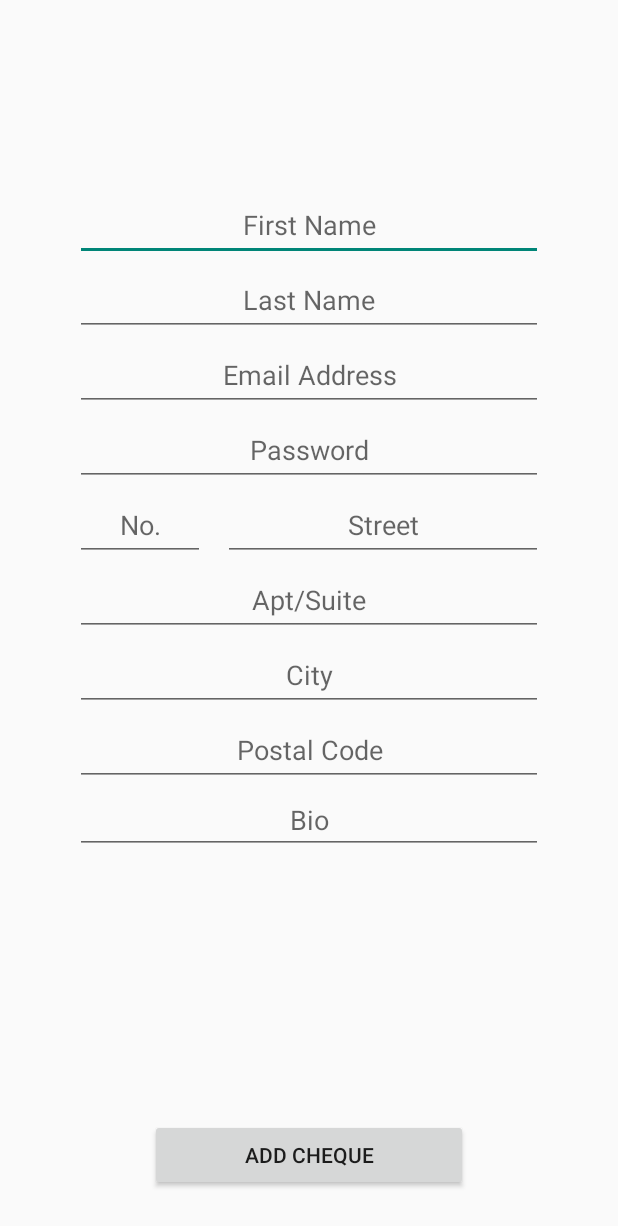
After one commit to Georgin11/Mealer_App, an Android app: the CookRegistration screen opened directly, with no data from a screen before it, on a phone screen of 412 x 824 dp. The commit adds this screen. Shown: the top 1226 px of the screen. Run offline under Robolectric (Android 15) with nearby library versions, the light colour scheme and no system bars.

Commit message:
Add cheque button now allows user to access photos app on emulator

```diff
--- a/app/src/main/AndroidManifest.xml
+++ b/app/src/main/AndroidManifest.xml
@@ -12,6 +12,13 @@
         android:supportsRtl="true"
         android:theme="@style/Theme.Deliverable1"
         tools:targetApi="31">
+        <activity
+            android:name=".CookRegistration"
+            android:exported="false">
+            <meta-data
+                android:name="android.app.lib_name"
+                android:value="" />
+        </activity>
         <activity
             android:name=".CreditCardInfo"
             android:exported="false">
--- /dev/null
+++ b/app/src/main/java/com/example/Mealer_App/CookRegistration.java
@@ -0,0 +1,75 @@
+package com.example.Mealer_App;
+
+import androidx.appcompat.app.AppCompatActivity;
+
+import android.content.Intent;
+import android.os.Bundle;
+import android.view.View;
+import android.widget.EditText;
+
+import android.content.Intent;
+import android.net.Uri;
+import android.widget.Button;
+import android.widget.ImageView;
+
+public class CookRegistration extends AppCompatActivity {
+
+    //
+    int SELECT_PICTURE = 200;
+    //
+
+    public static boolean cheque = false;
+
+    void imageChooser(){
+        Intent i = new Intent();
+        i.setType("image/*");
+        i.setAction(Intent.ACTION_GET_CONTENT);
+
+        startActivityForResult(Intent.createChooser(i, "Select Picture"), SELECT_PICTURE);
+
+    }
+
+    @Override
+    protected void onCreate(Bundle savedInstanceState) {
+        super.onCreate(savedInstanceState);
+        setContentView(R.layout.activity_cook_registration);
+
+    }
+
+    public void onAddCheque(View view){
+        EditText textFirstName = (EditText)findViewById(R.id.editTextCookFirstName);
+        String firstName = textFirstName.getText().toString();
+
+        EditText textLastName = (EditText)findViewById(R.id.editTextCookLastName);
+        String lastName = textLastName.getText().toString();
+
+        EditText textEmail = (EditText)findViewById(R.id.editTextCookEmailAddress);
+        String email = textEmail.getText().toString();
+
+        EditText textPassword = (EditText)findViewById(R.id.editTextCookPassword);
+        String password = textPassword.getText().toString();
+
+        EditText textStreetNum = (EditText)findViewById(R.id.editTextCookStreetNo);
+        String streetNum = textStreetNum.getText().toString();
+
+        EditText textAddress = (EditText)findViewById(R.id.editTextStreetCook);
+        String street = textAddress.getText().toString();
+
+        EditText textApt = (EditText)findViewById(R.id.editTextCookApt);
+        String apt = textApt.getText().toString();
+
+        EditText textCity = (EditText)findViewById(R.id.editTextCookCity);
+        String city = textCity.getText().toString();
+
+        EditText textPostalCode = (EditText)findViewById(R.id.editTextCookPostal);
+        String postalCode = textPostalCode.getText().toString();
+
+        if(cheque == false){
+            // upload cheque
+            imageChooser();
+        }
+        cheque = true;
+        finish();
+        cheque = false;
+    }
+}
--- a/app/src/main/java/com/example/Mealer_App/Sign_Up.java
+++ b/app/src/main/java/com/example/Mealer_App/Sign_Up.java
@@ -27,10 +27,10 @@ public class Sign_Up extends AppCompatActivity {
     }
 
     public void onClient(View view){
-        Intent intent = new Intent(getApplicationContext(), ClientRegistration.class);
+        Intent intentA = new Intent(getApplicationContext(), ClientRegistration.class);
 
         if(clicked == false){
-            startActivity(intent);
+            startActivity(intentA);
         }
         clicked = true;
         finish();
@@ -38,4 +38,15 @@ public class Sign_Up extends AppCompatActivity {
         // allows user to re-enter
     }
 
+    public void onCook(View view){
+        Intent intentB = new Intent(getApplicationContext(), CookRegistration.class);
+
+        if(clicked == false){
+            startActivity(intentB);
+        }
+        clicked = true;
+        finish();
+        clicked = false;
+    }
+
 }
--- /dev/null
+++ b/app/src/main/res/layout/activity_cook_registration.xml
@@ -0,0 +1,199 @@
+<?xml version="1.0" encoding="utf-8"?>
+<androidx.constraintlayout.widget.ConstraintLayout xmlns:android="http://schemas.android.com/apk/res/android"
+    xmlns:app="http://schemas.android.com/apk/res-auto"
+    xmlns:tools="http://schemas.android.com/tools"
+    android:layout_width="match_parent"
+    android:layout_height="match_parent"
+    tools:context=".CookRegistration">
+
+    <RelativeLayout
+        android:layout_width="match_parent"
+        android:layout_height="match_parent">
+
+        <EditText
+            android:id="@+id/editTextCookFirstName"
+            android:layout_width="wrap_content"
+            android:layout_height="wrap_content"
+            android:layout_alignParentStart="true"
+            android:layout_alignParentEnd="true"
+            android:layout_alignParentBottom="true"
+            android:layout_marginStart="50dp"
+            android:layout_marginEnd="50dp"
+            android:layout_marginBottom="650dp"
+            android:ems="10"
+            android:gravity="center"
+            android:hint="First Name"
+            android:inputType="textPersonName"
+            android:minHeight="48dp" />
+
+        <EditText
+            android:id="@+id/editTextCookLastName"
+            android:layout_width="wrap_content"
+            android:layout_height="wrap_content"
+            android:layout_alignBottom="@+id/editTextCookFirstName"
+            android:layout_alignParentStart="true"
+            android:layout_alignParentEnd="true"
+            android:layout_marginStart="50dp"
+            android:layout_marginEnd="50dp"
+            android:layout_marginBottom="-50dp"
+            android:ems="10"
+            android:gravity="center"
+            android:hint="Last Name"
+            android:inputType="textPersonName"
+            android:minHeight="48dp" />
+
+        <EditText
+            android:id="@+id/editTextCookEmailAddress"
+            android:layout_width="wrap_content"
+            android:layout_height="wrap_content"
+            android:layout_alignBottom="@+id/editTextCookLastName"
+            android:layout_alignParentStart="true"
+            android:layout_alignParentEnd="true"
+            android:layout_marginStart="50dp"
+            android:layout_marginEnd="50dp"
+            android:layout_marginBottom="-50dp"
+            android:ems="10"
+            android:gravity="center"
+            android:hint="Email Address"
+            android:inputType="textEmailAddress"
+            android:minHeight="48dp"
+            tools:ignore="SpeakableTextPresentCheck" />
+
+        <EditText
+            android:id="@+id/editTextCookPassword"
+            android:layout_width="wrap_content"
+            android:layout_height="wrap_content"
+            android:layout_alignBottom="@+id/editTextCookEmailAddress"
+            android:layout_alignParentStart="true"
+            android:layout_alignParentEnd="true"
+            android:layout_marginStart="50dp"
+            android:layout_marginEnd="50dp"
+            android:layout_marginBottom="-50dp"
+            android:ems="10"
+            android:gravity="center"
+            android:hint="Password"
+            android:inputType="textPassword"
+            android:minHeight="48dp" />
+
+        <EditText
+            android:id="@+id/editTextCookStreetNo"
+            android:layout_width="wrap_content"
+            android:layout_height="wrap_content"
+            android:layout_alignBottom="@+id/editTextCookPassword"
+            android:layout_alignParentStart="true"
+            android:layout_alignParentEnd="true"
+            android:layout_marginStart="50dp"
+            android:layout_marginEnd="275dp"
+            android:layout_marginBottom="-50dp"
+            android:ems="10"
+            android:gravity="center"
+            android:hint="No."
+            android:inputType="number"
+            android:minHeight="48dp" />
+
+        <EditText
+            android:id="@+id/editTextStreetCook"
+            android:layout_width="wrap_content"
+            android:layout_height="wrap_content"
+            android:layout_alignBottom="@+id/editTextCookPassword"
+            android:layout_alignParentEnd="true"
+            android:layout_marginEnd="50dp"
+            android:layout_marginBottom="-50dp"
+            android:ems="10"
+            android:gravity="center"
+            android:hint="Street"
+            android:inputType="textPersonName"
+            android:minHeight="48dp" />
+
+        <EditText
+            android:id="@+id/editTextCookApt"
+            android:layout_width="wrap_content"
+            android:layout_height="wrap_content"
+            android:layout_alignBottom="@+id/editTextStreetCook"
+            android:layout_alignParentStart="true"
+            android:layout_alignParentEnd="true"
+            android:layout_marginStart="50dp"
+            android:layout_marginEnd="50dp"
+            android:layout_marginBottom="-50dp"
+            android:ems="10"
+            android:gravity="center"
+            android:hint="Apt/Suite"
+            android:inputType="number"
+            android:minHeight="48dp" />
+
+        <EditText
+            android:id="@+id/editTextCookCity"
+            android:layout_width="wrap_content"
+            android:layout_height="wrap_content"
+            android:layout_alignBottom="@+id/editTextCookApt"
+            android:layout_alignParentStart="true"
+            android:layout_alignParentEnd="true"
+            android:layout_marginStart="50dp"
+            android:layout_marginEnd="50dp"
+            android:layout_marginBottom="-50dp"
+            android:ems="10"
+            android:gravity="center"
+            android:hint="City"
+            android:inputType="textPersonName"
+            android:minHeight="48dp" />
+
+        <EditText
+            android:id="@+id/editTextCookPostal"
+            android:layout_width="wrap_content"
+            android:layout_height="wrap_content"
+            android:layout_alignBottom="@+id/editTextCookCity"
+            android:layout_alignParentStart="true"
+            android:layout_alignParentEnd="true"
+            android:layout_marginStart="50dp"
+            android:layout_marginEnd="50dp"
+            android:layout_marginBottom="-50dp"
+            android:ems="10"
+            android:gravity="center"
+            android:hint="Postal Code"
+            android:inputType="textPersonName"
+            android:minHeight="48dp" />
+
+        <Button
+            android:id="@+id/button7"
+            android:layout_width="wrap_content"
+            android:layout_height="wrap_content"
+            android:layout_alignParentStart="true"
+            android:layout_alignParentEnd="true"
+            android:layout_alignParentBottom="true"
+            android:layout_marginStart="100dp"
+            android:layout_marginEnd="100dp"
+            android:layout_marginBottom="30dp"
+            android:onClick="onAddCheque"
+            android:text="Add Cheque" />
+
+        <ScrollView
+            android:layout_width="295dp"
+            android:layout_height="200dp"
+            android:layout_below="@+id/editTextCookPostal"
+            android:layout_alignParentStart="true"
+            android:layout_alignParentEnd="true"
+            android:layout_marginStart="50dp"
+            android:layout_marginTop="50dp"
+            android:layout_marginEnd="50dp">
+
+            <androidx.constraintlayout.widget.ConstraintLayout
+                android:layout_width="match_parent"
+                android:layout_height="wrap_content">
+
+                <EditText
+                    android:id="@+id/editTextCookBio"
+                    android:layout_width="match_parent"
+                    android:layout_height="wrap_content"
+                    android:ems="10"
+                    android:gravity="center"
+                    android:hint="Bio"
+                    android:inputType="textMultiLine"
+                    tools:ignore="MissingConstraints,TouchTargetSizeCheck"
+                    tools:layout_editor_absoluteX="0dp"
+                    tools:layout_editor_absoluteY="340dp" />
+
+            </androidx.constraintlayout.widget.ConstraintLayout>
+        </ScrollView>
+
+    </RelativeLayout>
+</androidx.constraintlayout.widget.ConstraintLayout>
--- a/app/src/main/res/layout/activity_sign_up.xml
+++ b/app/src/main/res/layout/activity_sign_up.xml
@@ -58,7 +58,8 @@
         android:contentDescription="@string/sign_in"
         app:layout_constraintEnd_toEndOf="parent"
         app:layout_constraintTop_toTopOf="parent"
-        tools:srcCompat="@tools:sample/avatars" />
+        tools:srcCompat="@tools:sample/avatars"
+        android:onClick="onCook"/>
 
     <Button
         android:id="@+id/button"
```
